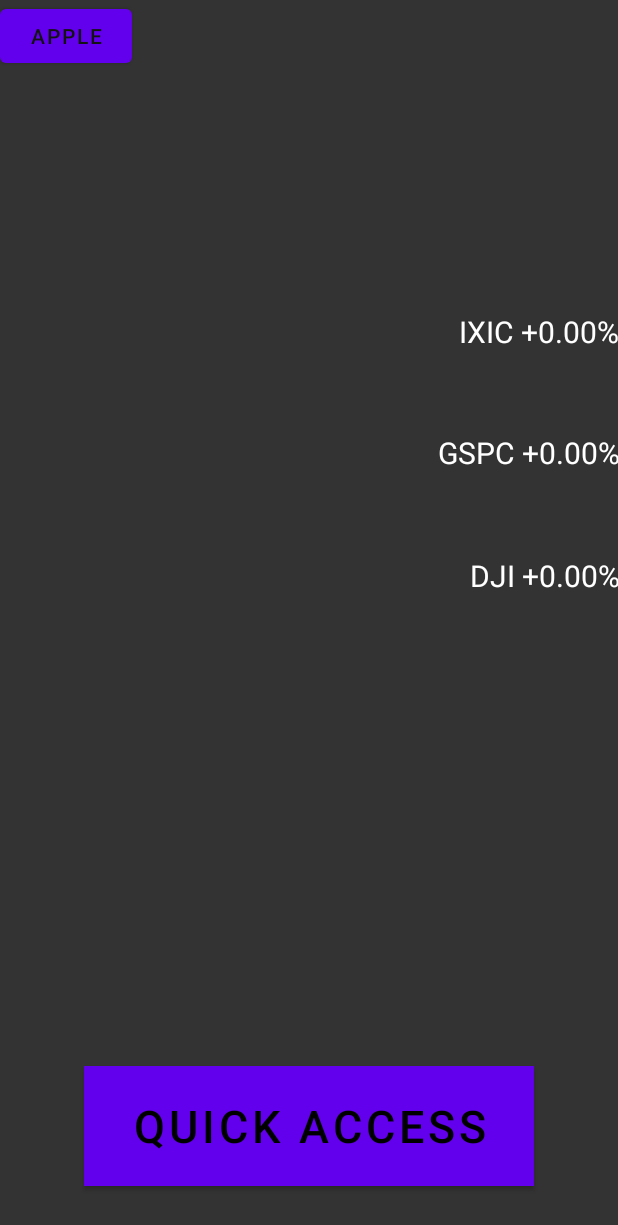
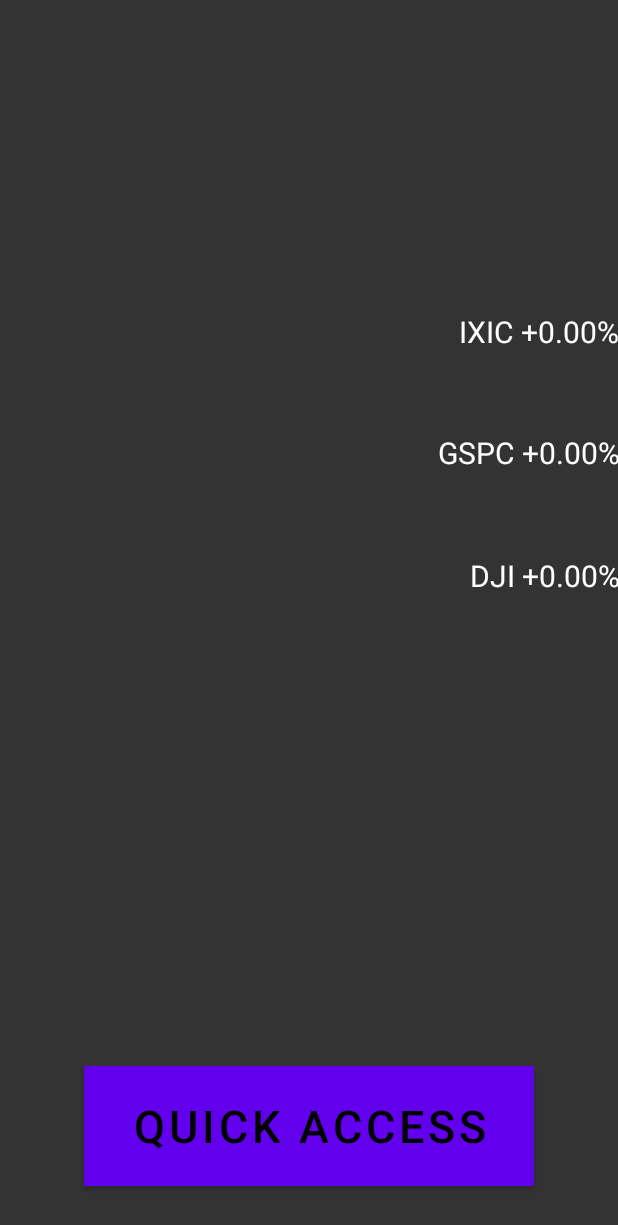
Before and after one commit to wzheng29/cse442-project-nottingham, an Android app: the layout activity_main.xml on its own in the app's theme, with its tools: preview values and no code run, on a phone screen of 412 x 824 dp. Shown: the top 1225 px of the screen. Run offline under Robolectric (Android 15) with nearby library versions, the phone set to English and light mode, and no system bars.

Commit message:
Task #39 Added more stocks in strings.xml In MainActivity, I matched the selected stock name with its symbol and passed the two to the real_time activity. In real_time, I replaced the apple stock values with the stock name/symbol passed in from MainActivity

```diff
--- a/app/src/main/res/layout/activity_main.xml
+++ b/app/src/main/res/layout/activity_main.xml
@@ -76,13 +76,6 @@
         android:background="@color/white"
         android:textColor="@color/black"/>
 
-    <Button
-        android:id="@+id/apple"
-        android:layout_width="wrap_content"
-        android:layout_height="wrap_content"
-        android:text="Apple"
-        android:textColor="#131313" />
-
     <ListView
         android:layout_width="match_parent"
         android:layout_height="wrap_content"
--- a/app/src/main/res/layout/activity_real_time.xml
+++ b/app/src/main/res/layout/activity_real_time.xml
@@ -31,7 +31,6 @@
         android:layout_marginEnd="271dp"
         android:layout_marginRight="271dp"
         android:layout_marginBottom="574dp"
-        android:text="Apple"
         android:textColor="#FFFFFF"
         android:textSize="36sp"
         app:layout_constraintBottom_toBottomOf="parent"
```
Also changed, not shown: app/src/main/java/com/example/nottingham/real_time.java (+12 -2 lines), app/src/main/res/values/strings.xml (+27 -4 lines).
